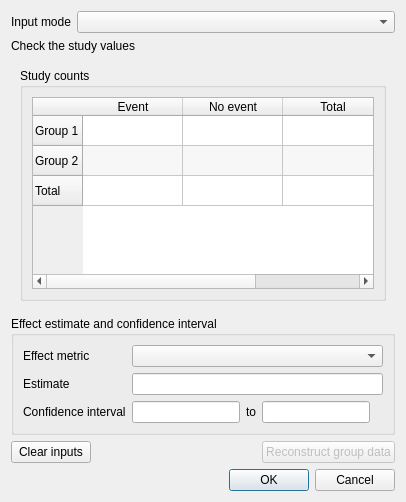
Qt form src/rc_metastudio/forms/binary_data_dialog.ui (AliSalman-et-al/rc-metastudio) before a commit.
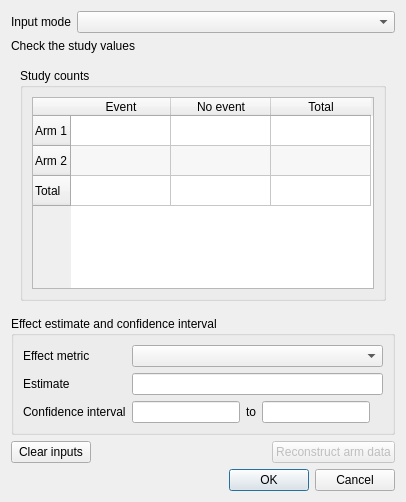
The same form after that commit. Icons and pictures are not drawn.

```diff
--- a/src/rc_metastudio/forms/binary_data_dialog.ui
+++ b/src/rc_metastudio/forms/binary_data_dialog.ui
@@ -29,7 +29,7 @@
           <item>
            <widget class="QTableWidget" name="raw_data_table">
             <property name="accessibleName"><string>Binary study counts</string></property>
-            <property name="accessibleDescription"><string>Enter event and non-event counts for each treatment group.</string></property>
+            <property name="accessibleDescription"><string>Enter event and non-event counts for each arm.</string></property>
             <property name="sizePolicy"><sizepolicy hsizetype="Expanding" vsizetype="Fixed"><horstretch>1</horstretch><verstretch>0</verstretch></sizepolicy></property>
             <property name="horizontalScrollBarPolicy"><enum>Qt::ScrollBarAsNeeded</enum></property>
             <property name="verticalScrollBarPolicy"><enum>Qt::ScrollBarAsNeeded</enum></property>
@@ -38,8 +38,8 @@
             <property name="columnCount"><number>3</number></property>
             <attribute name="horizontalHeaderHighlightSections"><bool>false</bool></attribute>
             <attribute name="verticalHeaderHighlightSections"><bool>false</bool></attribute>
-            <row><property name="text"><string>Group 1</string></property></row>
-            <row><property name="text"><string>Group 2</string></property></row>
+            <row><property name="text"><string>Arm 1</string></property></row>
+            <row><property name="text"><string>Arm 2</string></property></row>
             <row><property name="text"><string>Total</string></property></row>
             <column><property name="text"><string>Event</string></property></column>
             <column><property name="text"><string>No event</string></property></column>
@@ -82,7 +82,7 @@
         <layout class="QHBoxLayout" name="calculator_actions_layout">
          <item><widget class="QPushButton" name="clear_button"><property name="text"><string>Clear inputs</string></property></widget></item>
          <item><spacer name="calculator_actions_spacer"><property name="orientation"><enum>Qt::Horizontal</enum></property><property name="sizeHint" stdset="0"><size><width>40</width><height>20</height></size></property></spacer></item>
-         <item><widget class="QPushButton" name="back_calculate_button"><property name="enabled"><bool>false</bool></property><property name="text"><string>Reconstruct group data</string></property><property name="toolTip"><string>Uses the entered estimate and confidence interval with the available group data. Review these inputs in Entered estimate mode.</string></property><property name="accessibleDescription"><string>Uses the entered estimate and confidence interval with the available group data. Review these inputs in Entered estimate mode.</string></property></widget></item>
+         <item><widget class="QPushButton" name="back_calculate_button"><property name="enabled"><bool>false</bool></property><property name="text"><string>Reconstruct arm data</string></property><property name="toolTip"><string>Uses the entered estimate and confidence interval with the available arm data. Review these inputs in Entered estimate mode.</string></property><property name="accessibleDescription"><string>Uses the entered estimate and confidence interval with the available arm data. Review these inputs in Entered estimate mode.</string></property></widget></item>
         </layout>
        </item>
    <item><widget class="QDialogButtonBox" name="buttonBox"><property name="orientation"><enum>Qt::Horizontal</enum></property><property name="standardButtons"><set>QDialogButtonBox::Cancel|QDialogButtonBox::Ok</set></property></widget></item>
```
